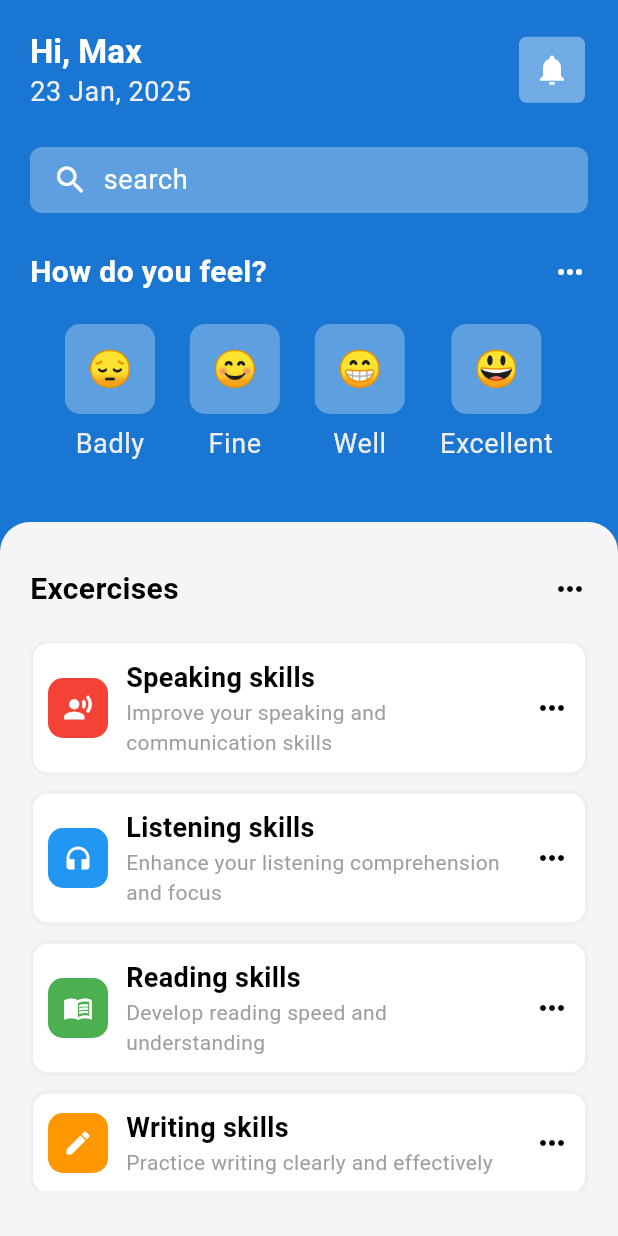
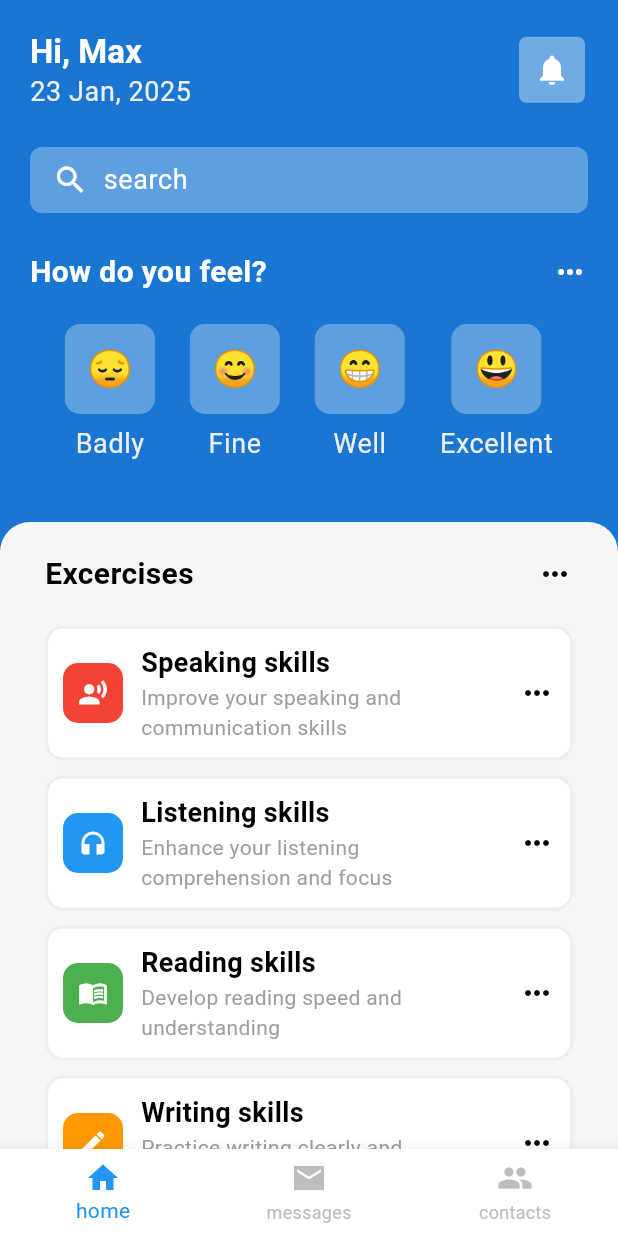
Before and after one commit to Maria1564/mental_health_app, a Flutter app: the screen it shows after launch, on a phone screen of 412 x 824 dp. Run offline on Flutter 3.47's test engine with Material 3 defaults, Android fonts, the phone set to English and light mode, and no system bars.

Commit message:
feat:  добавлен  bottonNavbar

```diff
--- a/lib/pages/home/home_page.dart
+++ b/lib/pages/home/home_page.dart
@@ -9,6 +9,19 @@ class HomePage extends StatelessWidget {
   Widget build(BuildContext context) {
     return Scaffold(
       backgroundColor: Colors.blue.shade700,
+      bottomNavigationBar: BottomNavigationBar(
+        backgroundColor: Colors.white,
+        selectedItemColor: Colors.blue,
+        unselectedItemColor: Colors.grey.shade400,
+        items: const [
+          BottomNavigationBarItem(icon: Icon(Icons.home), label: "home"),
+          BottomNavigationBarItem(
+            icon: Icon(Icons.markunread_sharp),
+            label: "messages",
+          ),
+          BottomNavigationBarItem(icon: Icon(Icons.people), label: "contacts"),
+        ],
+      ),
       body: SafeArea(
         child: Column(
           children: [
@@ -131,7 +144,7 @@ class _BottomSheet extends StatelessWidget {
         ),
         width: double.infinity,
         child: Padding(
-          padding: const EdgeInsets.symmetric(horizontal: 20, vertical: 30),
+          padding: const EdgeInsets.only(top: 20, left: 30, right: 30),
           child: Column(
             children: [_TitleSheet(), SizedBox(height: 20), _List()],
           ),
```
